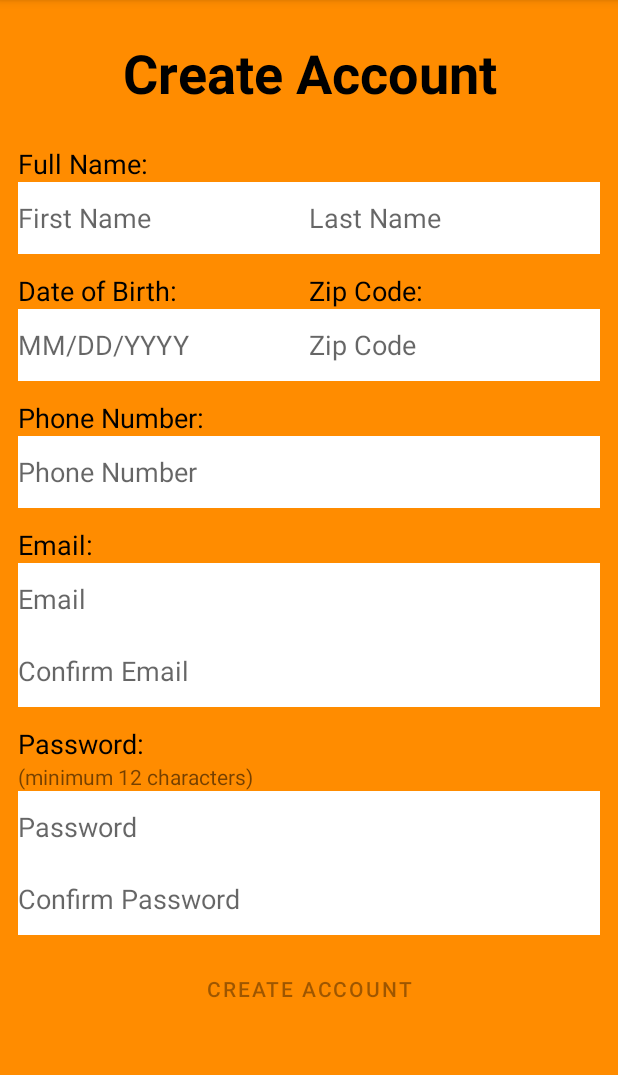
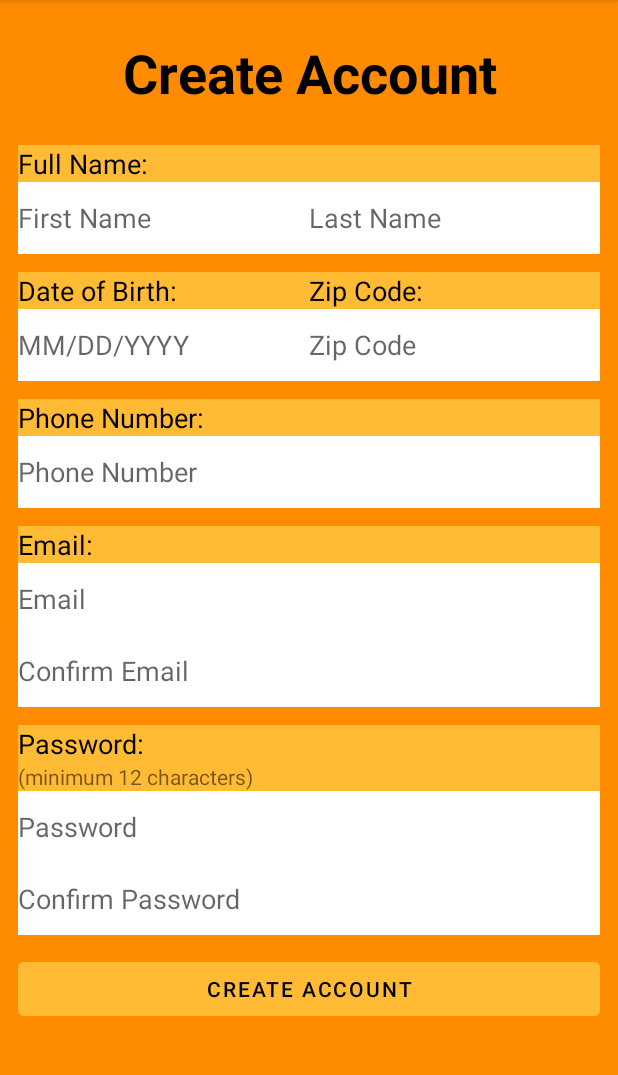
Before and after one commit to Linus319/TheValleyBankApp, an Android app: the CreateAccountActivity screen opened directly, with no data from a screen before it, on a phone screen of 412 x 824 dp, the part 84-1159 px from its top. Run offline under Robolectric (Android 15) with nearby library versions, the phone set to English and light mode, and no system bars.

Commit message:
colors on pages start of currency page

```diff
--- a/app/src/main/res/layout/activity_create_account.xml
+++ b/app/src/main/res/layout/activity_create_account.xml
@@ -27,7 +27,8 @@
                 android:textAlignment="center"
                 android:textColor="@color/black"
                 android:textSize="36sp"
-                android:textStyle="bold" />
+                android:textStyle="bold"
+                android:background="@color/DarkOrange"/>
 
             <LinearLayout
                 android:layout_width="match_parent"
@@ -41,7 +42,7 @@
                     android:text="Full Name:"
                     android:textColor="@color/black"
                     android:textSize="18sp"
-                    android:background="@color/DarkOrange"/>
+                    android:background="@color/orangeM"/>
 
                 <LinearLayout
                     android:id="@+id/nameLayout"
@@ -58,7 +59,8 @@
                         android:ems="10"
                         android:hint="First Name"
                         android:inputType="textPersonName"
-                        android:background="@color/white"/>
+                        android:background="@color/white"
+                        />
 
                     <EditText
                         android:id="@+id/enterLastName"
@@ -91,7 +93,8 @@
                         android:layout_weight="1"
                         android:text="Date of Birth:"
                         android:textColor="@color/black"
-                        android:textSize="18sp" />
+                        android:textSize="18sp"
+                        android:background="@color/orangeM"/>
 
                     <EditText
                         android:id="@+id/enterDOB"
@@ -118,7 +121,8 @@
                         android:layout_weight="1"
                         android:text="Zip Code:"
                         android:textColor="@color/black"
-                        android:textSize="18sp" />
+                        android:textSize="18sp"
+                        android:background="@color/orangeM"/>
 
                     <EditText
                         android:id="@+id/enterZip"
@@ -144,7 +148,8 @@
                     android:layout_height="wrap_content"
                     android:text="Phone Number:"
                     android:textColor="@color/black"
-                    android:textSize="18sp" />
+                    android:textSize="18sp"
+                    android:background="@color/orangeM"/>
 
                 <EditText
                     android:id="@+id/editTextPhone"
@@ -162,7 +167,8 @@
                     android:layout_height="wrap_content"
                     android:text="Email:"
                     android:textColor="@color/black"
-                    android:textSize="18sp" />
+                    android:textSize="18sp"
+                    android:background="@color/orangeM"/>
 
                 <EditText
                     android:id="@+id/enterEmail"
@@ -190,13 +196,15 @@
                     android:text="Password:"
                     android:textColor="@color/black"
                     android:textSize="18sp"
-                    tools:text="Password:" />
+                    tools:text="Password:"
+                    android:background="@color/orangeM"/>
 
                 <TextView
                     android:id="@+id/passMin"
                     android:layout_width="match_parent"
                     android:layout_height="wrap_content"
-                    android:text="(minimum 12 characters)" />
+                    android:text="(minimum 12 characters)"
+                    android:background="@color/orangeM"/>
 
                 <EditText
                     android:id="@+id/enterPass"
@@ -224,7 +232,8 @@
                 android:layout_height="wrap_content"
                 android:layout_marginVertical="12dp"
                 android:text="Create Account"
-                android:backgroundTint="@color/DarkOrange"/>
+                android:textColor="@color/black"
+                android:backgroundTint="@color/orangeM"/>
 
             <Space
                 android:layout_width="match_parent"
```
